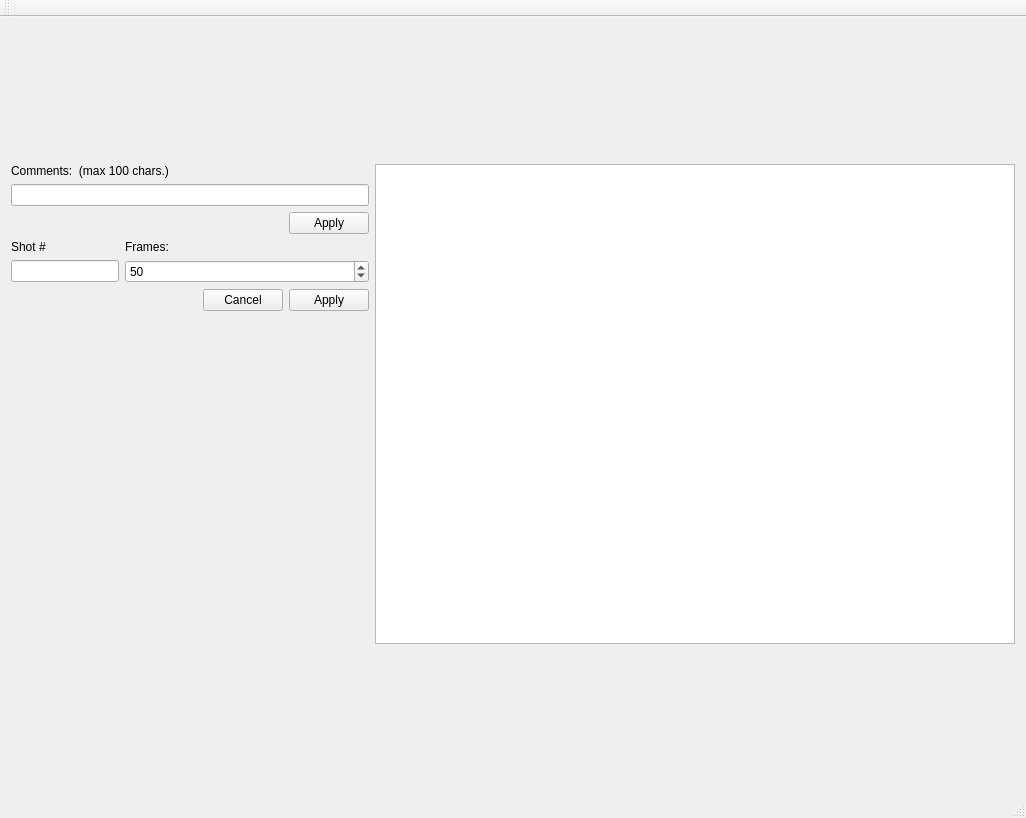
The window that mainwindow.ui (davidlamhauge/dastoryboard) describes before a commit, drawn with Qt 5.
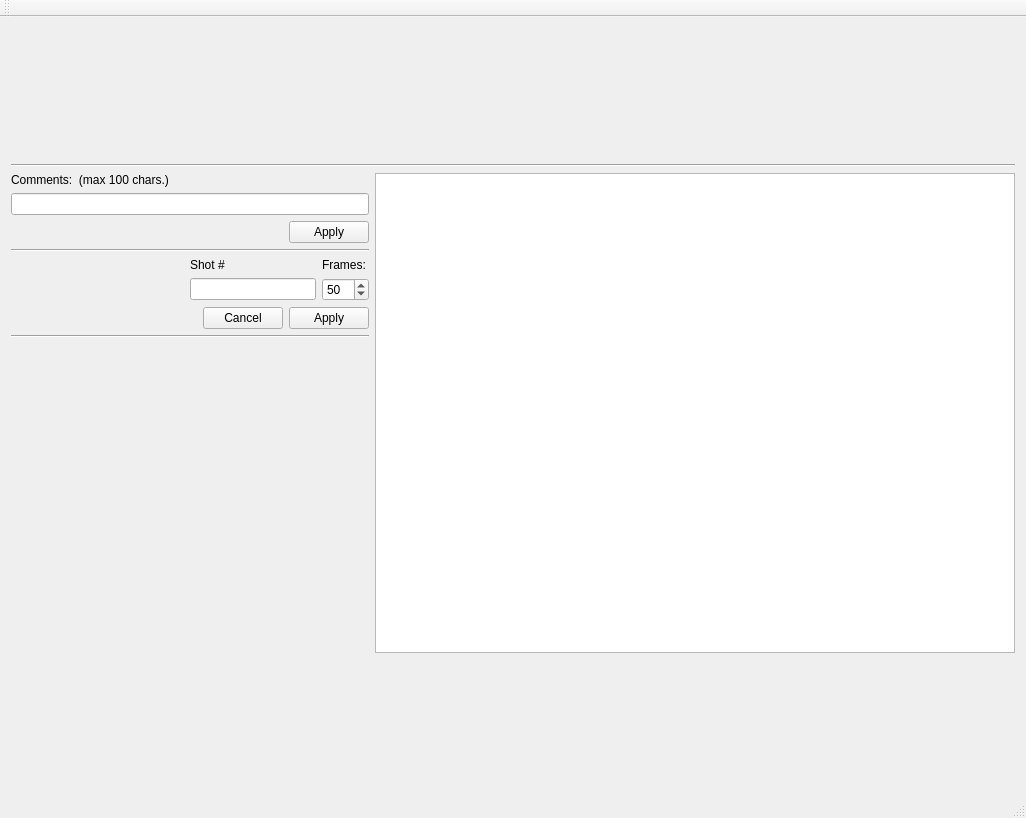
The same window after the commit.

The edit to the form file:
```diff
--- a/mainwindow.ui
+++ b/mainwindow.ui
@@ -11,7 +11,7 @@
    </rect>
   </property>
   <property name="sizePolicy">
-   <sizepolicy hsizetype="Maximum" vsizetype="Maximum">
+   <sizepolicy hsizetype="Preferred" vsizetype="Maximum">
     <horstretch>0</horstretch>
     <verstretch>0</verstretch>
    </sizepolicy>
@@ -20,9 +20,9 @@
    <string>daStoryBoard</string>
   </property>
   <widget class="QWidget" name="centralWidget">
-   <layout class="QGridLayout" name="gridLayout">
+   <layout class="QGridLayout" name="gridLayout_2">
     <item row="0" column="0">
-     <layout class="QVBoxLayout" name="verticalLayout_5">
+     <layout class="QVBoxLayout" name="verticalLayout_3">
       <item>
        <widget class="QWidget" name="imageContainer" native="true">
         <property name="minimumSize">
@@ -40,9 +40,16 @@
        </widget>
       </item>
       <item>
-       <layout class="QHBoxLayout" name="horizontalLayout_3">
+       <widget class="Line" name="line_3">
+        <property name="orientation">
+         <enum>Qt::Horizontal</enum>
+        </property>
+       </widget>
+      </item>
         <item>
-         <layout class="QVBoxLayout" name="verticalLayout_3">
+       <layout class="QHBoxLayout" name="horizontalLayout_4">
+        <item>
+         <layout class="QVBoxLayout" name="verticalLayout">
           <item>
            <layout class="QVBoxLayout" name="verticalLayout_2">
             <item>
@@ -92,9 +99,29 @@
            </layout>
           </item>
           <item>
-           <layout class="QVBoxLayout" name="verticalLayout">
+           <widget class="Line" name="line">
+            <property name="orientation">
+             <enum>Qt::Horizontal</enum>
+            </property>
+           </widget>
+          </item>
             <item>
-             <layout class="QFormLayout" name="formLayout">
+           <layout class="QHBoxLayout" name="horizontalLayout_3">
+            <item>
+             <spacer name="horizontalSpacer_2">
+              <property name="orientation">
+               <enum>Qt::Horizontal</enum>
+              </property>
+              <property name="sizeHint" stdset="0">
+               <size>
+                <width>40</width>
+                <height>20</height>
+               </size>
+              </property>
+             </spacer>
+            </item>
+            <item>
+             <layout class="QGridLayout" name="gridLayout">
               <item row="0" column="0">
                <widget class="QLabel" name="labShot">
                 <property name="text">
@@ -131,6 +158,8 @@
               </item>
              </layout>
             </item>
+           </layout>
+          </item>
             <item>
              <layout class="QHBoxLayout" name="horizontalLayout">
               <item>
@@ -162,6 +191,13 @@
               </item>
              </layout>
             </item>
+          <item>
+           <widget class="Line" name="line_2">
+            <property name="orientation">
+             <enum>Qt::Horizontal</enum>
+            </property>
+           </widget>
+          </item>
             <item>
              <spacer name="verticalSpacer_2">
               <property name="orientation">
@@ -177,8 +213,6 @@
             </item>
            </layout>
           </item>
-         </layout>
-        </item>
         <item>
          <layout class="QVBoxLayout" name="verticalLayout_4">
           <item>
```
Left out of the diff: 2 changed lines with no effect on the pictures. Lines whose indentation alone changed are shown as unchanged.
